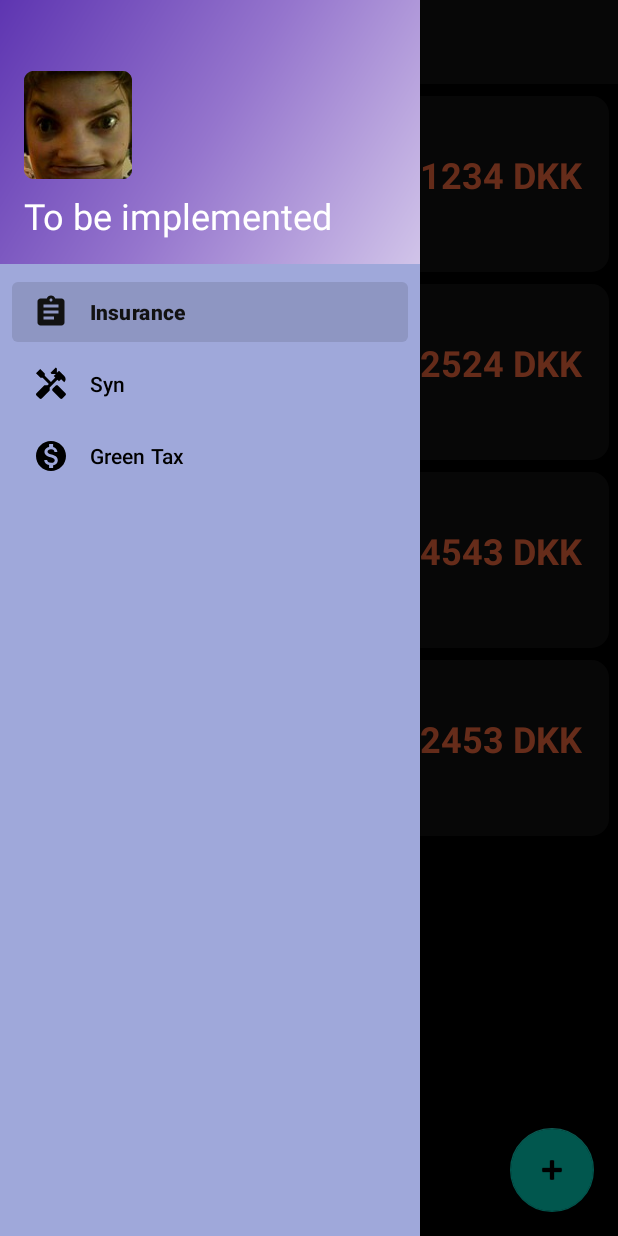
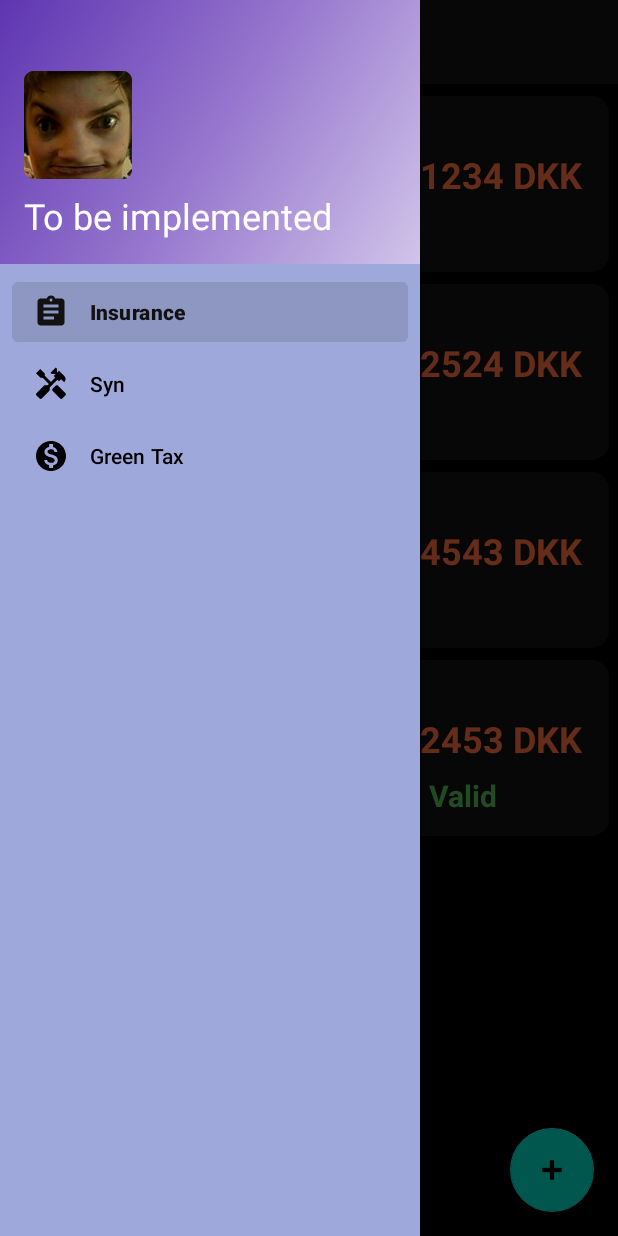
Before and after one commit to General-Dracula/Pay_The_Bills_9000, an Android app: the MainActivity screen opened directly, with no data from a screen before it, with the side drawer open, on a phone screen of 412 x 824 dp. Run offline under Robolectric (Android 15) with nearby library versions, the phone set to English and light mode, and no system bars; our stand-ins replace navigation-ui.

Commit message:
Local Data storage and shows valid ins policies

```diff
--- a/app/src/main/java/com/example/pay_the_bills_9000/MainActivity.java
+++ b/app/src/main/java/com/example/pay_the_bills_9000/MainActivity.java
@@ -17,9 +17,12 @@ import androidx.drawerlayout.widget.DrawerLayout;
 import androidx.appcompat.app.AppCompatActivity;
 import androidx.appcompat.widget.Toolbar;
 
+import org.w3c.dom.Text;
+
 public class MainActivity extends AppCompatActivity {
 
     private AppBarConfiguration mAppBarConfiguration;
+    private TextView licenseText;
 
     @Override
     protected void onCreate(Bundle savedInstanceState) {
@@ -40,12 +43,32 @@ public class MainActivity extends AppCompatActivity {
         NavigationUI.setupActionBarWithNavController(this, navController, mAppBarConfiguration);
         NavigationUI.setupWithNavController(navigationView, navController);
 
+        /*
+
+        licenseText = findViewById(R.id.menuLicencePlate);
+
+        DataConnection.getInstance().getLicencePlateLive().observe(this, new Observer<String>() {
+            @Override
+            public void onChanged(@Nullable String s) {
+                licenseText.setText(s);
+            }
+        });
+        */
     }
 
     @Override
     public boolean onCreateOptionsMenu(Menu menu) {
         // Inflate the menu; this adds items to the action bar if it is present.
         getMenuInflater().inflate(R.menu.main, menu);
+
+        licenseText = findViewById(R.id.menuLicencePlate);
+
+        DataConnection.getInstance().getLicencePlateLive().observe(this, new Observer<String>() {
+            @Override
+            public void onChanged(@Nullable String s) {
+                licenseText.setText(s);
+            }
+        });
         return true;
     }
 
--- a/app/src/main/java/com/example/pay_the_bills_9000/ui/data/DataConnection.java
+++ b/app/src/main/java/com/example/pay_the_bills_9000/ui/data/DataConnection.java
@@ -16,7 +16,7 @@ public class DataConnection
 
   private MutableLiveData<ArrayList<insurancePolicy>> insurancePolicies;
 
-  private String licencePlate;
+  private MutableLiveData<String> licencePlate;
 
   private static DataConnection instance;
 
@@ -25,6 +25,8 @@ public class DataConnection
   private DataConnection()
   {
       carMutableLiveData = new MutableLiveData<Car>();
+
+      licencePlate = new MutableLiveData<String>();
 
       carMutableLiveData.setValue(this.testingCar());
 
@@ -42,13 +44,13 @@ public class DataConnection
       aux.add(new insurancePolicy("Gigel Frone SRL", "12/01/2020 - 12/01/2021", "1234 DKK"));
       aux.add(new insurancePolicy("Gigel  SRL", "12/01/2020 - 12/01/2021", "32524 DKK"));
       aux.add(new insurancePolicy("George Frone SRL", "12/01/2020 - 12/01/2021", "34543 DKK"));
-      aux.add(new insurancePolicy("Frone SRL", "12/01/2020 - 12/01/2021", "12453 DKK"));
+      aux.add(new insurancePolicy("Frone SRL", "12/01/2020 - 12/01/2022", "12453 DKK"));
 
       ArrayList<Syn> auxSyn = new ArrayList<Syn>();
       auxSyn.add(new Syn("Gigel SRL", true, "12.12.2020", 2));
       auxSyn.add(new Syn("Gigel SRL", true, "12.12.2020", 2));
       auxSyn.add(new Syn("Gigel SRL", true, "12.12.2020", 2));
-      auxSyn.add(new Syn("Gigel SRL", true, "12.12.2020", 2));
+      auxSyn.add(new Syn("Gigel SRL", true, "12.12.2021", 2));
       auxSyn.add(new Syn("Gigel SRL", true, "12.12.2020", 2));
 
       ArrayList<greenTax> auxTax = new ArrayList<greenTax>();
@@ -57,7 +59,7 @@ public class DataConnection
       auxTax.add(new greenTax("2432", "12.12.2000"));
       auxTax.add(new greenTax("2432", "12.12.2000"));
 
-      return new Car(licencePlate, aux, auxSyn, auxTax);
+      return new Car(licencePlate.getValue(), aux, auxSyn, auxTax);
   }
 
   public static DataConnection getInstance() {
@@ -73,10 +75,15 @@ public class DataConnection
 
   public void login(String licencePlate)
   {
-      this.licencePlate = licencePlate;
+      this.licencePlate.setValue(licencePlate);
   }
 
   public String getLicencePlate()
+  {
+      return this.licencePlate.getValue();
+  }
+
+  public LiveData<String> getLicencePlateLive()
   {
       return this.licencePlate;
   }
--- a/app/src/main/java/com/example/pay_the_bills_9000/ui/insurance/InsuranceAdapter.java
+++ b/app/src/main/java/com/example/pay_the_bills_9000/ui/insurance/InsuranceAdapter.java
@@ -65,7 +65,9 @@ public class InsuranceAdapter extends RecyclerView.Adapter<InsuranceAdapter.Insu
 
         try {
             if(sdf.parse(formattedDate).before(sdf.parse(insurancePolicies.get(position).getPeriod().substring(12))))
-                insuranceViewHolder.itemView.setBackgroundColor(Color.parseColor("#00cc99"));
+                insuranceViewHolder.valid.setAlpha(1.0f);
+            else insuranceViewHolder.valid.setAlpha(0.0f);
+            //insuranceViewHolder.itemView.setBackgroundColor(Color.parseColor("#00cc99"));
         } catch (ParseException e) {
             e.printStackTrace();
         }
@@ -76,6 +78,7 @@ public class InsuranceAdapter extends RecyclerView.Adapter<InsuranceAdapter.Insu
         TextView insurer;
         TextView period;
         TextView cost;
+        TextView valid;
 
         InsuranceViewHolder(View itemView)
         {
@@ -83,6 +86,7 @@ public class InsuranceAdapter extends RecyclerView.Adapter<InsuranceAdapter.Insu
             this.insurer = itemView.findViewById(R.id.insurerer);
             this.period = itemView.findViewById(R.id.period);
             this.cost = itemView.findViewById(R.id.ammount);
+            this.valid = itemView.findViewById(R.id.validText);
         }
     }
 }
--- a/app/src/main/res/layout/insuranceitem.xml
+++ b/app/src/main/res/layout/insuranceitem.xml
@@ -49,4 +49,20 @@
         app:layout_constraintHorizontal_bias="1.0"
         app:layout_constraintStart_toEndOf="@+id/insurerer"
         app:layout_constraintTop_toTopOf="parent" />
+
+    <TextView
+        android:id="@+id/validText"
+        android:layout_width="88dp"
+        android:layout_height="24dp"
+        android:text="@string/valid"
+        android:textAlignment="center"
+        android:textColor="#55BD59"
+        android:textSize="20sp"
+        android:textStyle="bold"
+        app:layout_constraintBottom_toBottomOf="parent"
+        app:layout_constraintEnd_toEndOf="parent"
+        app:layout_constraintHorizontal_bias="0.512"
+        app:layout_constraintStart_toEndOf="@+id/period"
+        app:layout_constraintTop_toBottomOf="@+id/ammount"
+        app:layout_constraintVertical_bias="0.142" />
 </androidx.constraintlayout.widget.ConstraintLayout>
--- a/app/src/main/res/values/strings.xml
+++ b/app/src/main/res/values/strings.xml
@@ -26,4 +26,5 @@
     <string name="costInsurance">Cost</string>
     <string name="add_policy">Add Policy</string>
     <string name="invalid_input">Invalid Input</string>
+    <string name="valid">Valid</string>
 </resources>
```
Also changed, not shown: app/src/main/java/com/example/pay_the_bills_9000/ui/login/LoginActivity.java (+24 -4 lines).
